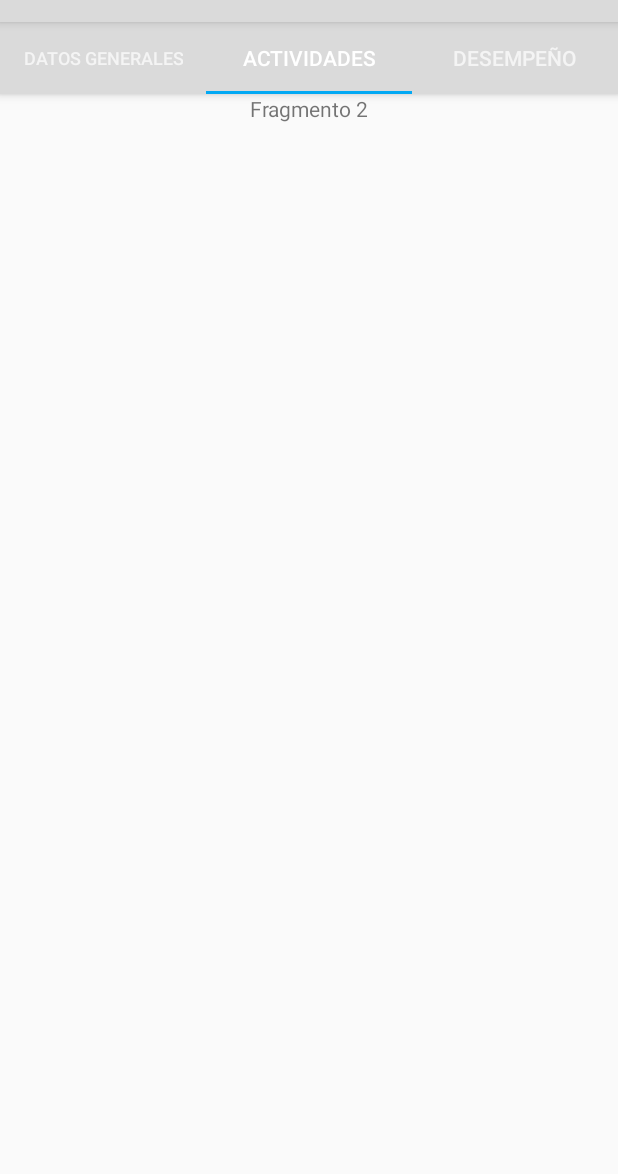
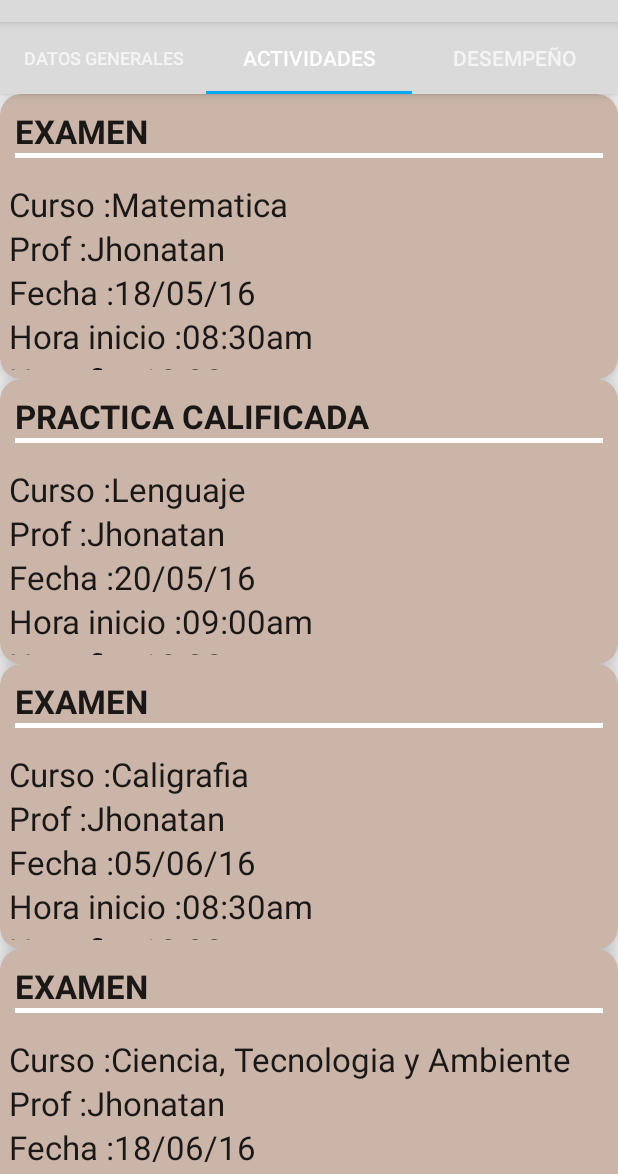
Before and after one commit to DesarrolloSoftwareProfesional/MONITOREOESTUDIANTIL, an Android app: the DetalleAlumnoActivity screen opened directly, with no data from a screen before it, tab 2 chosen, on a phone screen of 412 x 824 dp, the part 62-1236 px from its top. Run offline under Robolectric (Android 15) with nearby library versions, the phone set to English and light mode, and no system bars.

Commit message:
Creacion de Fragmentos

```diff
--- /dev/null
+++ b/AppSGMonitoreoEstudiantil/app/src/main/java/pe/edu/sise/adapter/AlumnoLstActvAdapter.java
@@ -0,0 +1,80 @@
+package pe.edu.sise.adapter;
+
+import android.support.v7.widget.RecyclerView;
+import android.view.LayoutInflater;
+import android.view.View;
+import android.view.ViewGroup;
+import android.widget.TextView;
+
+import java.util.List;
+
+import pe.edu.sise.appsgmonitoreoestudiantil.R;
+import pe.edu.sise.model.Alumno;
+
+/**
+ * Created by ASUS on 25/03/2017.
+ */
+
+public class AlumnoLstActvAdapter extends RecyclerView.Adapter<AlumnoLstActvAdapter.AlumnoViewHolder> {
+
+    private List<Alumno> items;
+
+
+    public AlumnoLstActvAdapter(List<Alumno> items) {
+        this.items = items;
+    }
+
+
+    static public class AlumnoViewHolder extends RecyclerView.ViewHolder {
+
+        //declarar nuestros elementos
+
+        public TextView titulo;
+        public TextView curso;
+        public TextView profe;
+        public TextView fecha;
+        public TextView horainicio;
+        public TextView horafin;
+
+
+        public AlumnoViewHolder(View itemView) {
+            super(itemView);
+
+
+            titulo = (TextView) itemView.findViewById(R.id.alum_actv_tituloAct);
+            curso = (TextView) itemView.findViewById(R.id.alum_actv_curso);
+            profe = (TextView) itemView.findViewById(R.id.alum_actv_prof);
+            fecha = (TextView) itemView.findViewById(R.id.alum_actv_fecha);
+            horainicio = (TextView) itemView.findViewById(R.id.alum_actv_hini);
+            horafin = (TextView) itemView.findViewById(R.id.alum_actv_hfin);
+        }
+
+    }
+
+
+    @Override
+    public AlumnoViewHolder onCreateViewHolder(ViewGroup parent, int viewType) {
+
+        View v = LayoutInflater.from(parent.getContext()).inflate(R.layout.alumnoact_card, parent, false);
+        return new AlumnoViewHolder(v);
+    }
+
+    @Override
+    public void onBindViewHolder(AlumnoViewHolder holder, int position) {
+
+        Alumno alumno = items.get(position);
+
+        holder.titulo.setText(alumno.getTipoAct());
+        holder.curso.setText("Curso :" + alumno.getCurso());
+        holder.profe.setText("Prof :" + alumno.getProfesor());
+        holder.fecha.setText("Fecha :" + alumno.getFecha());
+        holder.horainicio.setText("Hora inicio :" + alumno.getHora_ini());
+        holder.horafin.setText("Hora fin :" + alumno.getHora_fin());
+
+    }
+
+    @Override
+    public int getItemCount() {
+        return items.size();
+    }
+}
--- a/AppSGMonitoreoEstudiantil/app/src/main/java/pe/edu/sise/adapter/DetalleAlumnoSectionsPageAdapter.java
+++ b/AppSGMonitoreoEstudiantil/app/src/main/java/pe/edu/sise/adapter/DetalleAlumnoSectionsPageAdapter.java
@@ -4,6 +4,8 @@ import android.support.v4.app.Fragment;
 import android.support.v4.app.FragmentManager;
 import android.support.v4.app.FragmentPagerAdapter;
 
+import pe.edu.sise.appsgmonitoreoestudiantil.AlumnoDatosGeneralesFragment;
+import pe.edu.sise.appsgmonitoreoestudiantil.AlumnoLstActvFragment;
 import pe.edu.sise.appsgmonitoreoestudiantil.FragmentoPrueba01;
 import pe.edu.sise.appsgmonitoreoestudiantil.FragmentoPrueba02;
 import pe.edu.sise.appsgmonitoreoestudiantil.FragmentoPrueba03;
@@ -22,9 +24,9 @@ public class DetalleAlumnoSectionsPageAdapter  extends FragmentPagerAdapter {
     public Fragment getItem(int position) {
         switch (position) {
             case 0:
-                return new FragmentoPrueba01();
+                return new AlumnoDatosGeneralesFragment();
             case 1:
-                return new FragmentoPrueba02();
+                return new AlumnoLstActvFragment();
             case 2:
                 return new FragmentoPrueba03();
         }
--- /dev/null
+++ b/AppSGMonitoreoEstudiantil/app/src/main/java/pe/edu/sise/appsgmonitoreoestudiantil/AlumnoDatosGeneralesFragment.java
@@ -0,0 +1,23 @@
+package pe.edu.sise.appsgmonitoreoestudiantil;
+
+import android.os.Bundle;
+import android.support.annotation.Nullable;
+import android.support.v4.app.Fragment;
+import android.view.LayoutInflater;
+import android.view.View;
+import android.view.ViewGroup;
+
+import java.util.zip.Inflater;
+
+/**
+ * Created by ASUS on 26/03/2017.
+ */
+
+public class AlumnoDatosGeneralesFragment extends Fragment {
+    @Nullable
+    @Override
+    public View onCreateView(LayoutInflater inflater, @Nullable ViewGroup container, @Nullable Bundle savedInstanceState) {
+        View view = inflater.from(container.getContext()).inflate(R.layout.fragment_alumno_datosgenerales,container,false);
+        return view;
+    }
+}
--- /dev/null
+++ b/AppSGMonitoreoEstudiantil/app/src/main/java/pe/edu/sise/appsgmonitoreoestudiantil/AlumnoLstActvFragment.java
@@ -0,0 +1,68 @@
+package pe.edu.sise.appsgmonitoreoestudiantil;
+
+
+import android.os.Bundle;
+import android.support.v4.app.Fragment;
+import android.support.v7.widget.LinearLayoutManager;
+import android.support.v7.widget.RecyclerView;
+import android.support.v7.widget.RecyclerView.*;
+import android.view.LayoutInflater;
+import android.view.View;
+import android.view.ViewGroup;
+
+import java.util.ArrayList;
+import java.util.List;
+
+import pe.edu.sise.adapter.AlumnoLstActvAdapter;
+import pe.edu.sise.model.Alumno;
+
+
+/**
+ * A simple {@link Fragment} subclass.
+ */
+public class AlumnoLstActvFragment extends Fragment {
+
+
+    private RecyclerView recyclerView;
+    private LayoutManager lmanager;
+    private Adapter adapter;
+
+
+
+    public AlumnoLstActvFragment() {
+        // Required empty public constructor
+    }
+
+
+    @Override
+    public View onCreateView(LayoutInflater inflater, ViewGroup container,Bundle savedInstanceState) {
+        // Inflate the layout for this fragment
+        //
+        View view =  inflater.inflate(R.layout.fragment_alumno_lst_actv, container, false);
+
+        List<Alumno> lista = new ArrayList<Alumno>();
+
+        //poblando data/
+        lista.add(new Alumno("EXAMEN", "Matematica", "Jhonatan", "18/05/16", "08:30am", "10:00am"));
+        lista.add(new Alumno("PRACTICA CALIFICADA", "Lenguaje", "Jhonatan", "20/05/16", "09:00am", "10:30am"));
+        lista.add(new Alumno("EXAMEN", "Caligrafia", "Jhonatan", "05/06/16", "08:30am", "10:00am"));
+        lista.add(new Alumno("EXAMEN", "Ciencia, Tecnologia y Ambiente", "Jhonatan", "18/06/16", "08:30am", "10:00am"));
+
+
+        recyclerView = (RecyclerView) view.findViewById(R.id.reciclador);
+        recyclerView.setHasFixedSize(false);
+
+        //layoutmanager
+        lmanager = new LinearLayoutManager(AlumnoLstActvFragment.this.getContext());
+        recyclerView.setLayoutManager(lmanager);
+
+        //adaptador
+
+        adapter = new AlumnoLstActvAdapter(lista);
+        recyclerView.setAdapter(adapter);
+
+        return view;
+
+    }
+
+}
--- a/AppSGMonitoreoEstudiantil/app/src/main/java/pe/edu/sise/appsgmonitoreoestudiantil/AlumnoRecyclerViewFragmentListActividades.java
+++ /dev/null
@@ -1,64 +0,0 @@
-package pe.edu.sise.appsgmonitoreoestudiantil;
-
-
-import android.os.Bundle;
-import android.os.Handler;
-import android.support.v4.app.Fragment;
-import android.support.v4.widget.SwipeRefreshLayout;
-import android.support.v7.widget.RecyclerView;
-import android.view.LayoutInflater;
-import android.view.View;
-import android.view.ViewGroup;
-import android.widget.ArrayAdapter;
-
-import java.util.ArrayList;
-
-
-/**
- * A simple {@link Fragment} subclass.
- */
-public class AlumnoRecyclerViewFragmentListActividades extends Fragment {
-
-
-    //variables / controles
-    protected SwipeRefreshLayout alum_recv_swref_lstAct;
-    protected RecyclerView alum_recv_alumos_lstAct;
-
-    //variables para llenar lista
-        protected ArrayList<String> listaActv;
-        protected ArrayAdapter<String> adapterLstAct;
-
-    public AlumnoRecyclerViewFragmentListActividades() {
-        // Required empty public constructor
-    }
-
-
-    @Override
-    public View onCreateView(LayoutInflater inflater, ViewGroup container,
-                             Bundle savedInstanceState) {
-        // Inflate the layout for this fragment
-        return inflater.inflate(R.layout.fragment_alumno_recycler_view_fragment_list_actividades, container, false);
-    }
-
-    private SwipeRefreshLayout.OnRefreshListener alum_recv_swrefSetOnRefreshListene_lstAct(){
-
-        return new SwipeRefreshLayout.OnRefreshListener(){
-            @Override
-            public void onRefresh() {
-
-                new Handler().postDelayed(new Runnable() {
-                    @Override
-                    public void run() {
-                    }
-                },1000);
-
-            }
-        };
-    }
-
-
-
-
-
-
-}
--- a/AppSGMonitoreoEstudiantil/app/src/main/java/pe/edu/sise/model/Alumno.java
+++ b/AppSGMonitoreoEstudiantil/app/src/main/java/pe/edu/sise/model/Alumno.java
@@ -5,6 +5,22 @@ public class Alumno {
     private String apellidos;
     private int codGrado;
     private int codPeriodo;
+    private String tipoAct;
+    private String curso;
+    private String profesor;
+    private String fecha;
+    private String hora_ini;
+    private String hora_fin;
+
+
+    public Alumno(String tipoAct, String curso, String profesor, String fecha, String hora_ini, String hora_fin) {
+        this.tipoAct = tipoAct;
+        this.curso = curso;
+        this.profesor = profesor;
+        this.fecha = fecha;
+        this.hora_ini = hora_ini;
+        this.hora_fin = hora_fin;
+    }
 
     public Alumno(String nombres, String apellidos, int codGrado, int codPeriodo) {
         this.nombres = nombres;
@@ -47,4 +63,52 @@ public class Alumno {
     public void setCodPeriodo(int codPeriodo) {
         this.codPeriodo = codPeriodo;
     }
+
+    public String getTipoAct() {
+        return tipoAct;
+    }
+
+    public void setTipoAct(String tipoAct) {
+        this.tipoAct = tipoAct;
+    }
+
+    public String getCurso() {
+        return curso;
+    }
+
+    public void setCurso(String curso) {
+        this.curso = curso;
+    }
+
+    public String getProfesor() {
+        return profesor;
+    }
+
+    public void setProfesor(String profesor) {
+        this.profesor = profesor;
+    }
+
+    public String getFecha() {
+        return fecha;
+    }
+
+    public void setFecha(String fecha) {
+        this.fecha = fecha;
+    }
+
+    public String getHora_ini() {
+        return hora_ini;
+    }
+
+    public void setHora_ini(String hora_ini) {
+        this.hora_ini = hora_ini;
+    }
+
+    public String getHora_fin() {
+        return hora_fin;
+    }
+
+    public void setHora_fin(String hora_fin) {
+        this.hora_fin = hora_fin;
+    }
 }
--- /dev/null
+++ b/AppSGMonitoreoEstudiantil/app/src/main/res/layout/alumnoact_card.xml
@@ -0,0 +1,90 @@
+<?xml version="1.0" encoding="utf-8"?>
+<android.support.v7.widget.CardView xmlns:android="http://schemas.android.com/apk/res/android"
+    xmlns:card_view="http://schemas.android.com/apk/res-auto"
+    android:layout_width="match_parent"
+    android:layout_height="190dp"
+    card_view:cardBackgroundColor="#cab5a8"
+    card_view:cardCornerRadius="14dp"
+    card_view:cardElevation="12dp">
+
+    <RelativeLayout
+        android:layout_width="wrap_content"
+        android:layout_height="wrap_content">
+
+        <LinearLayout
+            android:layout_width="match_parent"
+            android:layout_height="match_parent"
+            android:orientation="vertical">
+
+            <LinearLayout
+                android:layout_width="match_parent"
+                android:layout_height="wrap_content"
+                android:orientation="vertical"
+                android:padding="10dp">
+
+                <TextView
+                    android:id="@+id/alum_actv_tituloAct"
+                    android:layout_width="match_parent"
+                    android:layout_height="wrap_content"
+                    android:text="TITULO"
+                    android:textAppearance="?android:attr/textAppearanceLarge"
+                    android:textStyle="bold" />
+
+                <View
+                    android:layout_width="match_parent"
+                    android:layout_height="3dp"
+                    android:background="#fff" />
+
+            </LinearLayout>
+
+            <LinearLayout
+                android:layout_width="match_parent"
+                android:layout_height="wrap_content"
+                android:layout_margin="6dp"
+                android:orientation="vertical">
+
+                <TextView
+                    android:id="@+id/alum_actv_curso"
+                    android:layout_width="match_parent"
+                    android:layout_height="wrap_content"
+                    android:text="Curso :"
+                    android:textAppearance="?android:attr/textAppearanceLarge" />
+
+                <TextView
+                    android:id="@+id/alum_actv_prof"
+                    android:layout_width="match_parent"
+                    android:layout_height="wrap_content"
+                    android:text="Prof :"
+                    android:textAppearance="?android:attr/textAppearanceLarge" />
+
+                <TextView
+                    android:id="@+id/alum_actv_fecha"
+                    android:layout_width="match_parent"
+                    android:layout_height="wrap_content"
+                    android:text="Fecha :"
+                    android:textAppearance="?android:attr/textAppearanceLarge" />
+
+                <TextView
+                    android:id="@+id/alum_actv_hini"
+                    android:layout_width="match_parent"
+                    android:layout_height="wrap_content"
+                    android:text="Hora inicio :"
+                    android:textAppearance="?android:attr/textAppearanceLarge" />
+
+                <TextView
+                    android:id="@+id/alum_actv_hfin"
+                    android:layout_width="match_parent"
+                    android:layout_height="wrap_content"
+                    android:text="Hora fin :"
+                    android:textAppearance="?android:attr/textAppearanceLarge" />
+
+
+            </LinearLayout>
+
+
+        </LinearLayout>
+
+
+    </RelativeLayout>
+
+</android.support.v7.widget.CardView>
--- /dev/null
+++ b/AppSGMonitoreoEstudiantil/app/src/main/res/layout/fragment_alumno_lst_actv.xml
@@ -0,0 +1,9 @@
+<?xml version="1.0" encoding="utf-8"?>
+<android.support.v7.widget.RecyclerView
+    xmlns:android="http://schemas.android.com/apk/res/android"
+    android:layout_width="match_parent"
+    android:layout_height="match_parent"
+    android:id="@+id/reciclador"
+    android:scrollbars="vertical">
+
+</android.support.v7.widget.RecyclerView>
--- a/AppSGMonitoreoEstudiantil/app/src/main/res/layout/fragment_alumno_recycler_view_fragment_list_actividades.xml
+++ /dev/null
@@ -1,26 +0,0 @@
-<FrameLayout xmlns:android="http://schemas.android.com/apk/res/android"
-    xmlns:tools="http://schemas.android.com/tools"
-    android:layout_width="match_parent"
-    android:layout_height="match_parent"
-    tools:context="pe.edu.sise.appsgmonitoreoestudiantil.AlumnoRecyclerViewFragmentListActividades">
-
-   <LinearLayout
-       android:layout_width="match_parent"
-       android:layout_height="wrap_content"
-       android:orientation="vertical">
-
-       <android.support.v4.widget.SwipeRefreshLayout
-           android:layout_width="match_parent"
-           android:layout_height="wrap_content"
-           android:id="@+id/alum_recv_swref_lstAct">
-
-           <android.support.v7.widget.RecyclerView
-               android:layout_width="match_parent"
-               android:layout_height="wrap_content"
-               android:id="@+id/alum_recv_alumos_lstAct"/>
-
-       </android.support.v4.widget.SwipeRefreshLayout>
-
-   </LinearLayout>
-
-</FrameLayout>
```
